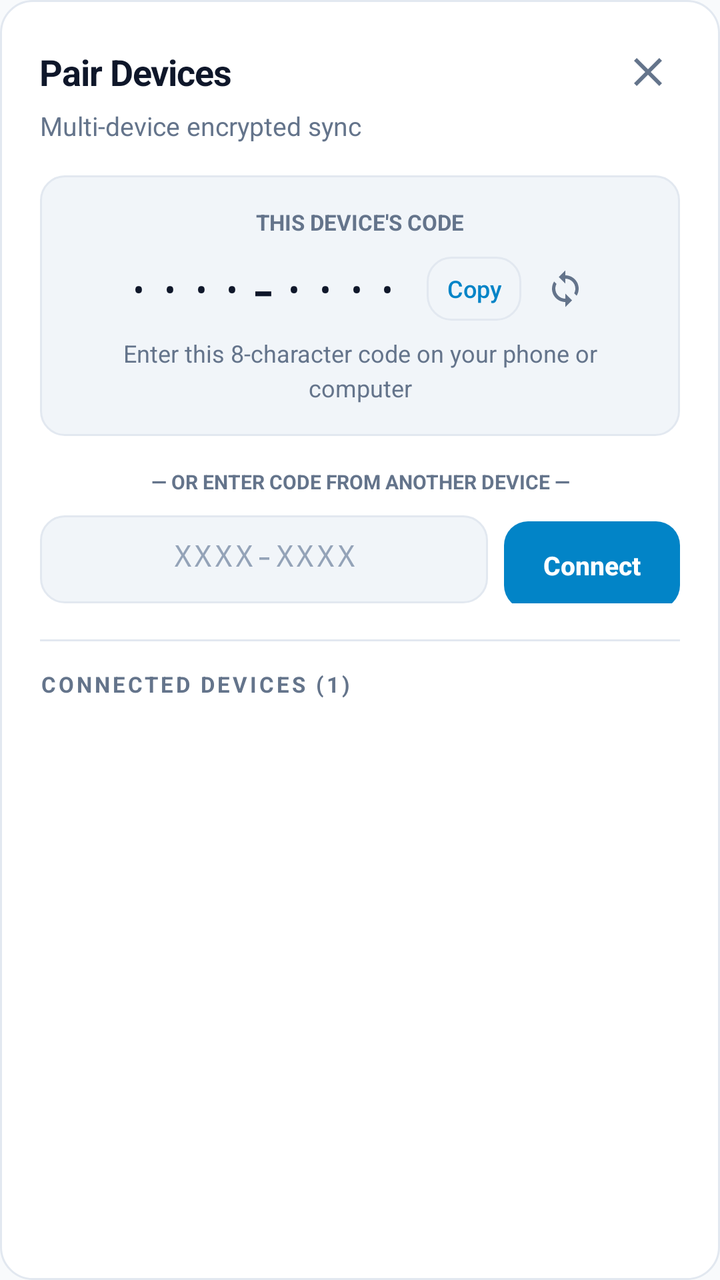
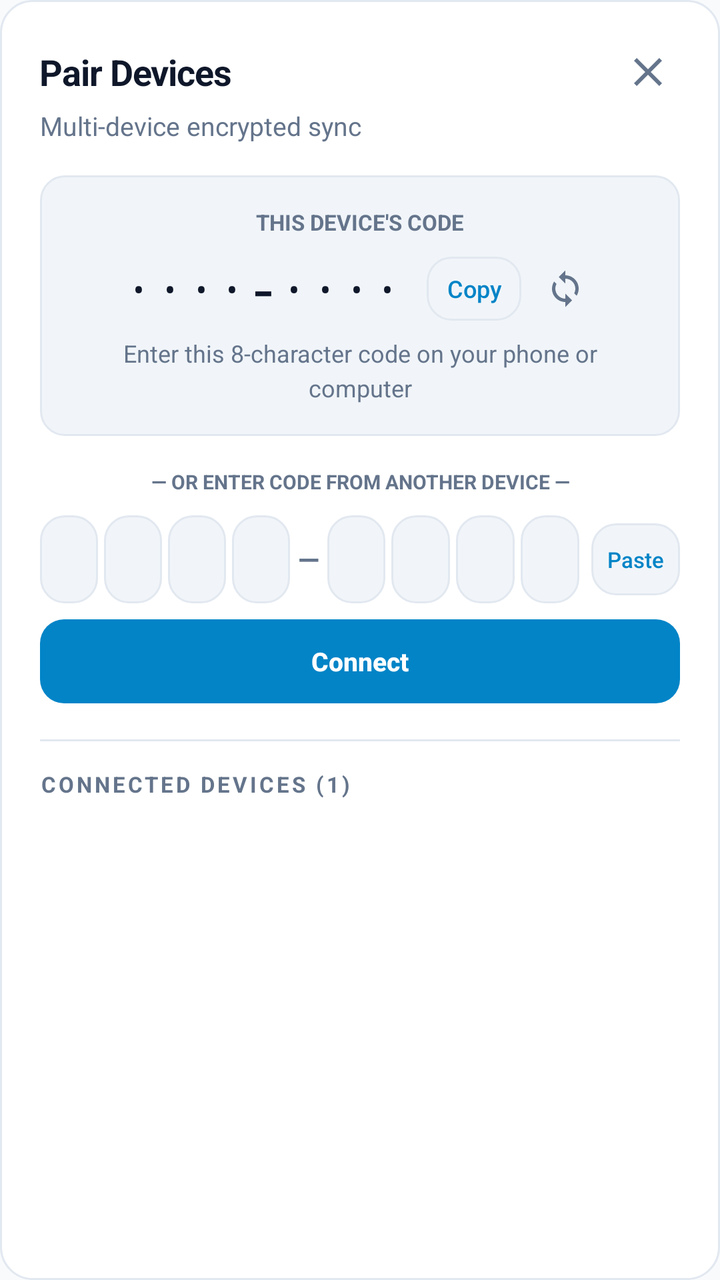

Two renders of the same Android screen: before a commit and after it. Below are the layout's source before the change and the commit's diff.
<!-- AndroidManifest.xml: application theme Theme.Teilen -->
<!-- res/layout/dialog_universal_pair.xml -->
<?xml version="1.0" encoding="utf-8"?>
<LinearLayout xmlns:android="http://schemas.android.com/apk/res/android"
    android:layout_width="match_parent"
    android:layout_height="wrap_content"
    android:background="@drawable/bg_card"
    android:orientation="vertical"
    android:padding="20dp">

    
    <LinearLayout
        android:layout_width="match_parent"
        android:layout_height="wrap_content"
        android:gravity="center_vertical"
        android:orientation="horizontal">

        <TextView
            style="@style/Text.Header"
            android:layout_width="0dp"
            android:layout_height="wrap_content"
            android:layout_weight="1"
            android:text="Pair Devices"
            android:textSize="18sp" />

        <ImageButton
            android:id="@+id/dialog_pair_close"
            android:layout_width="32dp"
            android:layout_height="32dp"
            android:background="?android:attr/selectableItemBackgroundBorderless"
            android:contentDescription="Close"
            android:src="@drawable/ic_close"
            android:tint="@color/text_secondary" />
    </LinearLayout>

    <TextView
        style="@style/Text.Caption"
        android:layout_width="match_parent"
        android:layout_height="wrap_content"
        android:layout_marginTop="2dp"
        android:text="Multi-device encrypted sync" />

    
    <LinearLayout
        android:layout_width="match_parent"
        android:layout_height="wrap_content"
        android:layout_marginTop="16dp"
        android:background="@drawable/bg_input"
        android:gravity="center_horizontal"
        android:orientation="vertical"
        android:padding="16dp">

        <TextView
            style="@style/Text.Caption"
            android:layout_width="wrap_content"
            android:layout_height="wrap_content"
            android:text="THIS DEVICE'S CODE"
            android:textColor="@color/text_secondary"
            android:textSize="11sp"
            android:textStyle="bold" />

        <LinearLayout
            android:layout_width="wrap_content"
            android:layout_height="wrap_content"
            android:layout_marginTop="10dp"
            android:gravity="center_vertical"
            android:orientation="horizontal">

            <ProgressBar
                android:id="@+id/dialog_pair_spinner"
                android:layout_width="22dp"
                android:layout_height="22dp"
                android:layout_marginEnd="8dp"
                android:indeterminateTint="@color/accent"
                android:visibility="gone" />

            <TextView
                android:id="@+id/dialog_pair_code"
                style="@style/Text.Tabular"
                android:layout_width="wrap_content"
                android:layout_height="wrap_content"
                android:fontFamily="monospace"
                android:letterSpacing="0.1"
                android:text="····-····"
                android:textColor="@color/text_primary"
                android:textSize="22sp"
                android:textStyle="bold" />

            <Button
                android:id="@+id/dialog_btn_copy_code"
                style="@style/Button.Outline"
                android:layout_width="wrap_content"
                android:layout_height="32dp"
                android:layout_marginStart="12dp"
                android:minHeight="32dp"
                android:minWidth="0dp"
                android:paddingStart="10dp"
                android:paddingEnd="10dp"
                android:text="Copy"
                android:textColor="@color/accent"
                android:textSize="12sp" />

            <ImageButton
                android:id="@+id/dialog_btn_refresh_code"
                android:layout_width="32dp"
                android:layout_height="32dp"
                android:layout_marginStart="6dp"
                android:background="?android:attr/selectableItemBackgroundBorderless"
                android:contentDescription="Refresh Code"
                android:padding="6dp"
                android:scaleType="fitCenter"
                android:src="@drawable/ic_sync"
                android:tint="@color/text_secondary" />
        </LinearLayout>

        <TextView
            android:id="@+id/dialog_pair_status"
            style="@style/Text.Caption"
            android:layout_width="wrap_content"
            android:layout_height="wrap_content"
            android:layout_marginTop="8dp"
            android:gravity="center"
            android:text="Enter this 8-character code on your phone or computer"
            android:textColor="@color/text_secondary"
            android:textSize="12sp" />
    </LinearLayout>

    
    <TextView
        style="@style/Text.Caption"
        android:layout_width="match_parent"
        android:layout_height="wrap_content"
        android:layout_marginTop="16dp"
        android:gravity="center"
        android:text="— OR ENTER CODE FROM ANOTHER DEVICE —"
        android:textColor="@color/text_secondary"
        android:textSize="10sp"
        android:textStyle="bold" />

    
    <LinearLayout
        android:layout_width="match_parent"
        android:layout_height="wrap_content"
        android:layout_marginTop="10dp"
        android:orientation="horizontal">

        <EditText
            android:id="@+id/input_manual_pair_code"
            style="@style/Input.Field"
            android:layout_width="0dp"
            android:layout_height="44dp"
            android:layout_weight="1"
            android:fontFamily="monospace"
            android:gravity="center"
            android:hint="XXXX-XXXX"
            android:inputType="textCapCharacters|textNoSuggestions"
            android:letterSpacing="0.08"
            android:maxLength="9"
            android:textSize="15sp" />

        <Button
            android:id="@+id/btn_submit_manual_code"
            style="@style/Button.Primary"
            android:layout_width="wrap_content"
            android:layout_height="44dp"
            android:layout_marginStart="8dp"
            android:minHeight="44dp"
            android:text="Connect"
            android:textSize="13sp"
            android:textStyle="bold" />
    </LinearLayout>

    <TextView
        android:id="@+id/status_manual_pair"
        style="@style/Text.Caption"
        android:layout_width="match_parent"
        android:layout_height="wrap_content"
        android:layout_marginTop="6dp"
        android:visibility="gone" />

    
    <View
        android:layout_width="match_parent"
        android:layout_height="1dp"
        android:layout_marginTop="18dp"
        android:layout_marginBottom="14dp"
        android:background="@color/divider" />

    
    <LinearLayout
        android:layout_width="match_parent"
        android:layout_height="wrap_content"
        android:orientation="vertical">

        <LinearLayout
            android:layout_width="match_parent"
            android:layout_height="wrap_content"
            android:gravity="center_vertical"
            android:orientation="horizontal">

            <TextView
                android:id="@+id/dialog_devices_title"
                style="@style/Text.Section"
                android:layout_width="0dp"
                android:layout_height="wrap_content"
                android:layout_weight="1"
                android:text="CONNECTED DEVICES (1)"
                android:textColor="@color/text_secondary"
                android:textSize="11sp"
                android:textStyle="bold" />

            <Button
                android:id="@+id/dialog_btn_disconnect_others"
                style="@style/Button.Outline"
                android:layout_width="wrap_content"
                android:layout_height="28dp"
                android:minHeight="28dp"
                android:minWidth="0dp"
                android:paddingStart="8dp"
                android:paddingEnd="8dp"
                android:text="Disconnect Others"
                android:textColor="#F87171"
                android:textSize="11sp"
                android:visibility="gone" />
        </LinearLayout>

        <LinearLayout
            android:id="@+id/dialog_devices_container"
            android:layout_width="match_parent"
            android:layout_height="wrap_content"
            android:layout_marginTop="8dp"
            android:orientation="vertical" />
    </LinearLayout>

</LinearLayout>
<!-- resources referenced by this layout -->
<resources>
  <color name="accent">#0284C7</color>
  <color name="divider">#E2E8F0</color>
  <color name="text_primary">#0F172A</color>
  <color name="text_secondary">#64748B</color>
  <!-- drawable bg_card (drawable) -->
  <?xml version="1.0" encoding="utf-8"?>
  <shape xmlns:android="http://schemas.android.com/apk/res/android"
      android:shape="rectangle">
      <solid android:color="@color/surface" />
      <corners android:radius="16dp" />
      <stroke
          android:width="1dp"
          android:color="@color/surface_border" />
  </shape>
  <!-- drawable bg_input (drawable) -->
  <?xml version="1.0" encoding="utf-8"?>
  <shape xmlns:android="http://schemas.android.com/apk/res/android"
      android:shape="rectangle">
      <solid android:color="@color/surface_alt" />
      <corners android:radius="12dp" />
      <stroke
          android:width="1dp"
          android:color="@color/surface_border" />
  </shape>
  <!-- drawable ic_close (drawable) -->
  <vector xmlns:android="http://schemas.android.com/apk/res/android"
      android:width="24dp"
      android:height="24dp"
      android:viewportWidth="24"
      android:viewportHeight="24">
      <path
          android:fillColor="#FFFFFFFF"
          android:pathData="M19,6.41L17.59,5 12,10.59 6.41,5 5,6.41 10.59,12 5,17.59 6.41,19 12,13.41 17.59,19 19,17.59 13.41,12z"/>
  </vector>
  <!-- drawable ic_sync (drawable) -->
  <vector xmlns:android="http://schemas.android.com/apk/res/android"
      android:width="24dp"
      android:height="24dp"
      android:viewportWidth="24"
      android:viewportHeight="24">
      <path
          android:fillColor="@android:color/white"
          android:pathData="M12,4V1L8,5l4,4V6c3.31,0 6,2.69 6,6 0,1.01 -0.25,1.97 -0.7,2.8l1.46,1.46C19.54,15.03 20,13.57 20,12c0,-4.42 -3.58,-8 -8,-8zm0,14c-3.31,0 -6,-2.69 -6,-6 0,-1.01 0.25,-1.97 0.7,-2.8L5.24,7.74C4.46,8.97 4,10.43 4,12c0,4.42 3.58,8 8,8v3l4,-4 -4,-4v3z"/>
  </vector>
  <style name="Input.Field">
          <item name="android:background">@drawable/bg_input</item>
          <item name="android:textColor">@color/text_primary</item>
          <item name="android:textColorHint">@color/text_muted</item>
          <item name="android:textSize">15sp</item>
          <item name="android:padding">14dp</item>
          <item name="android:minHeight">48dp</item>
      </style>
  <style name="Text.Caption">
          <item name="android:textColor">@color/text_secondary</item>
          <item name="android:textSize">13sp</item>
          <item name="android:lineSpacingMultiplier">1.2</item>
      </style>
  <style name="Text.Header">
          <item name="android:textColor">@color/text_primary</item>
          <item name="android:textSize">22sp</item>
          <item name="android:textStyle">bold</item>
          <item name="android:letterSpacing">-0.02</item>
      </style>
  <style name="Text.Section">
          <item name="android:textColor">@color/text_secondary</item>
          <item name="android:textSize">11sp</item>
          <item name="android:textStyle">bold</item>
          <item name="android:letterSpacing">0.12</item>
          <item name="android:textAllCaps">true</item>
      </style>
  <style name="Text.Tabular">
          <item name="android:textColor">@color/text_secondary</item>
          <item name="android:textSize">13sp</item>
          <item name="android:fontFeatureSettings">tnum</item>
      </style>
  <color name="surface">#FFFFFF</color>
  <color name="surface_border">#E2E8F0</color>
  <color name="surface_alt">#F1F5F9</color>
  <color name="on_accent">#FFFFFF</color>
  <color name="text_muted">#94A3B8</color>
  <color name="bg">#F8FAFC</color>
  <color name="nav_bg">#FFFFFF</color>
  <color name="ripple">#1F000000</color>
  <!-- unchanged entries left out for length: 5 -->
</resources>

<!-- the commit's change to res/layout/dialog_universal_pair.xml (unified diff, before → after) -->
@@ -140,29 +140,169 @@
         android:layout_width="match_parent"
         android:layout_height="wrap_content"
         android:layout_marginTop="10dp"
-        android:orientation="horizontal">
-
-        <EditText
-            android:id="@+id/input_manual_pair_code"
-            style="@style/Input.Field"
-            android:layout_width="0dp"
-            android:layout_height="44dp"
-            android:layout_weight="1"
-            android:fontFamily="monospace"
-            android:gravity="center"
-            android:hint="XXXX-XXXX"
-            android:inputType="textCapCharacters|textNoSuggestions"
-            android:letterSpacing="0.08"
-            android:maxLength="9"
-            android:textSize="15sp" />
-
+        android:orientation="vertical">
+
+        <LinearLayout
+            android:layout_width="match_parent"
+            android:layout_height="wrap_content"
+            android:gravity="center_vertical"
+            android:orientation="horizontal">
+
+            
+            <EditText
+                android:id="@+id/otp_box_1"
+                style="@style/Input.Field"
+                android:layout_width="0dp"
+                android:layout_height="44dp"
+                android:layout_weight="1"
+                android:gravity="center"
+                android:inputType="textCapCharacters|textNoSuggestions"
+                android:maxLength="1"
+                android:textSize="15sp"
+                android:textStyle="bold"
+                android:padding="0dp"
+                android:fontFamily="monospace" />
+
+            <EditText
+                android:id="@+id/otp_box_2"
+                style="@style/Input.Field"
+                android:layout_width="0dp"
+                android:layout_height="44dp"
+                android:layout_marginStart="3dp"
+                android:layout_weight="1"
+                android:gravity="center"
+                android:inputType="textCapCharacters|textNoSuggestions"
+                android:maxLength="1"
+                android:textSize="15sp"
+                android:textStyle="bold"
+                android:padding="0dp"
+                android:fontFamily="monospace" />
+
+            <EditText
+                android:id="@+id/otp_box_3"
+                style="@style/Input.Field"
+                android:layout_width="0dp"
+                android:layout_height="44dp"
+                android:layout_marginStart="3dp"
+                android:layout_weight="1"
+                android:gravity="center"
+                android:inputType="textCapCharacters|textNoSuggestions"
+                android:maxLength="1"
+                android:textSize="15sp"
+                android:textStyle="bold"
+                android:padding="0dp"
+                android:fontFamily="monospace" />
+
+            <EditText
+                android:id="@+id/otp_box_4"
+                style="@style/Input.Field"
+                android:layout_width="0dp"
+                android:layout_height="44dp"
+                android:layout_marginStart="3dp"
+                android:layout_weight="1"
+                android:gravity="center"
+                android:inputType="textCapCharacters|textNoSuggestions"
+                android:maxLength="1"
+                android:textSize="15sp"
+                android:textStyle="bold"
+                android:padding="0dp"
+                android:fontFamily="monospace" />
+
+            
+            <TextView
+                android:layout_width="wrap_content"
+                android:layout_height="wrap_content"
+                android:layout_marginStart="4dp"
+                android:layout_marginEnd="4dp"
+                android:text="—"
+                android:textColor="@color/text_secondary"
+                android:textSize="14sp"
+                android:textStyle="bold" />
+
+            
+            <EditText
+                android:id="@+id/otp_box_5"
+                style="@style/Input.Field"
+                android:layout_width="0dp"
+                android:layout_height="44dp"
+                android:layout_weight="1"
+                android:gravity="center"
+                android:inputType="textCapCharacters|textNoSuggestions"
+                android:maxLength="1"
+                android:textSize="15sp"
+                android:textStyle="bold"
+                android:padding="0dp"
+                android:fontFamily="monospace" />
+
+            <EditText
+                android:id="@+id/otp_box_6"
+                style="@style/Input.Field"
+                android:layout_width="0dp"
+                android:layout_height="44dp"
+                android:layout_marginStart="3dp"
+                android:layout_weight="1"
+                android:gravity="center"
+                android:inputType="textCapCharacters|textNoSuggestions"
+                android:maxLength="1"
+                android:textSize="15sp"
+                android:textStyle="bold"
+                android:padding="0dp"
+                android:fontFamily="monospace" />
+
+            <EditText
+                android:id="@+id/otp_box_7"
+                style="@style/Input.Field"
+                android:layout_width="0dp"
+                android:layout_height="44dp"
+                android:layout_marginStart="3dp"
+                android:layout_weight="1"
+                android:gravity="center"
+                android:inputType="textCapCharacters|textNoSuggestions"
+                android:maxLength="1"
+                android:textSize="15sp"
+                android:textStyle="bold"
+                android:padding="0dp"
+                android:fontFamily="monospace" />
+
+            <EditText
+                android:id="@+id/otp_box_8"
+                style="@style/Input.Field"
+                android:layout_width="0dp"
+                android:layout_height="44dp"
+                android:layout_marginStart="3dp"
+                android:layout_weight="1"
+                android:gravity="center"
+                android:inputType="textCapCharacters|textNoSuggestions"
+                android:maxLength="1"
+                android:textSize="15sp"
+                android:textStyle="bold"
+                android:padding="0dp"
+                android:fontFamily="monospace" />
+
+            
+            <Button
+                android:id="@+id/btn_pair_paste"
+                style="@style/Button.Outline"
+                android:layout_width="wrap_content"
+                android:layout_height="36dp"
+                android:layout_marginStart="6dp"
+                android:minWidth="0dp"
+                android:minHeight="36dp"
+                android:paddingStart="8dp"
+                android:paddingEnd="8dp"
+                android:text="Paste"
+                android:textColor="@color/accent"
+                android:textSize="11sp" />
+        </LinearLayout>
+
+        
         <Button
             android:id="@+id/btn_submit_manual_code"
             style="@style/Button.Primary"
-            android:layout_width="wrap_content"
-            android:layout_height="44dp"
-            android:layout_marginStart="8dp"
-            android:minHeight="44dp"
+            android:layout_width="match_parent"
+            android:layout_height="42dp"
+            android:layout_marginTop="8dp"
+            android:minHeight="42dp"
             android:text="Connect"
             android:textSize="13sp"
             android:textStyle="bold" />
